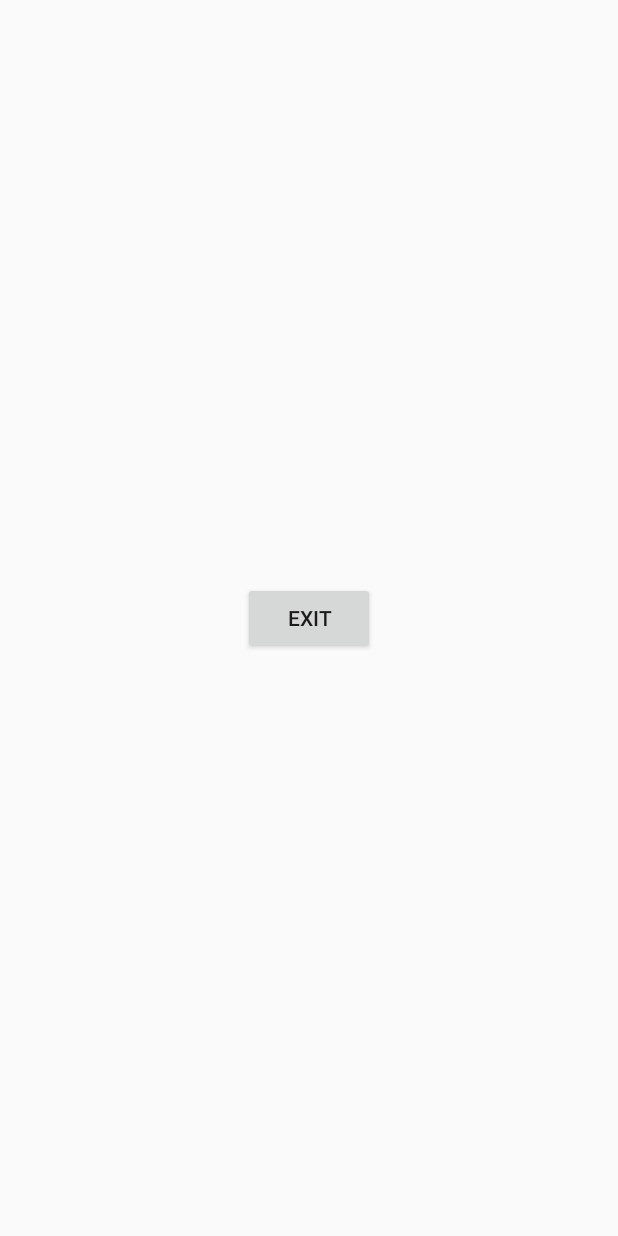
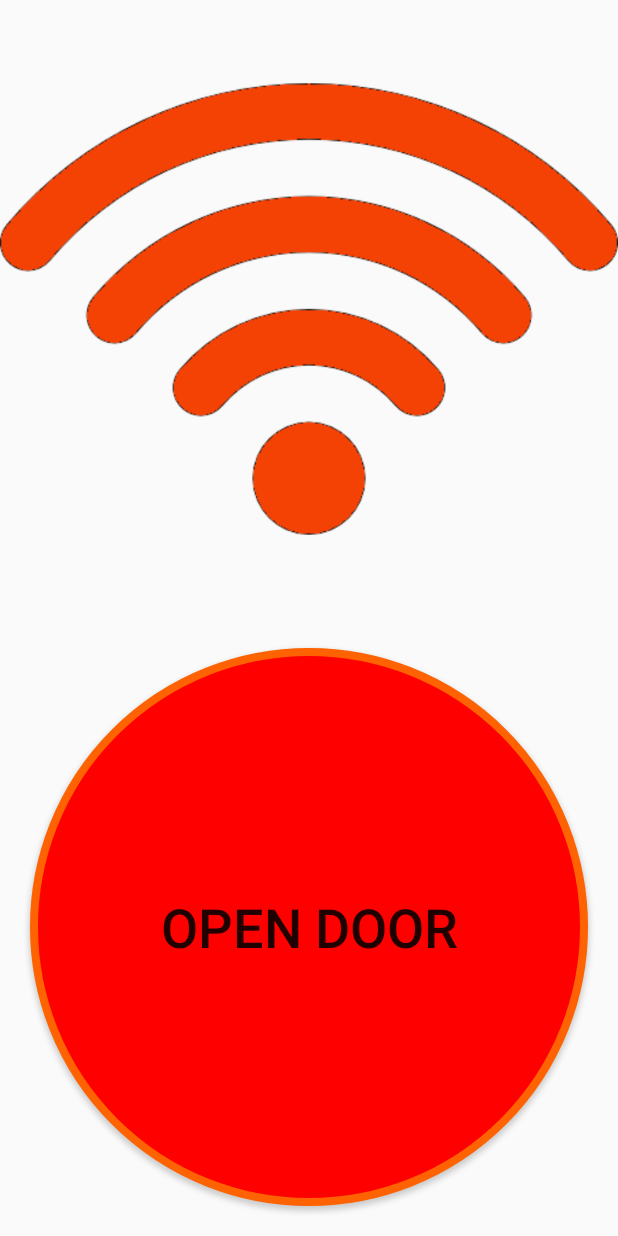
Before and after one commit to EthanShoe/WiFiConnect, an Android app: the layout activity_main.xml on its own in the app's theme, with its tools: preview values and no code run, on a phone screen of 412 x 824 dp. Run offline under Robolectric (Android 15) with nearby library versions, the phone set to English and light mode, and no system bars.

Commit message:
Added open door button and changed functionality for connecting to wifi

```diff
--- /dev/null
+++ b/app/src/main/res/drawable/round_button.xml
@@ -0,0 +1,10 @@
+<?xml version="1.0" encoding="utf-8"?>
+<selector xmlns:android="http://schemas.android.com/apk/res/android">
+    <item>
+        <shape android:shape="oval">
+            <stroke android:color="#ff6200" android:width="5dp" />
+            <solid android:color="#ff0000"/>
+            <size android:width="150dp" android:height="150dp"/>
+        </shape>
+    </item>
+</selector>
--- a/app/src/main/res/layout/activity_main.xml
+++ b/app/src/main/res/layout/activity_main.xml
@@ -1,19 +1,42 @@
 <?xml version="1.0" encoding="utf-8"?>
-<androidx.constraintlayout.widget.ConstraintLayout xmlns:android="http://schemas.android.com/apk/res/android"
+<LinearLayout xmlns:android="http://schemas.android.com/apk/res/android"
     xmlns:app="http://schemas.android.com/apk/res-auto"
     xmlns:tools="http://schemas.android.com/tools"
     android:layout_width="match_parent"
     android:layout_height="match_parent"
+    android:orientation="vertical"
     tools:context=".MainActivity">
 
-    <Button
-        android:id="@+id/exitButton"
-        android:layout_width="wrap_content"
-        android:layout_height="wrap_content"
-        android:onClick="exitButtonClick"
-        android:text="Exit"
-        app:layout_constraintBottom_toBottomOf="parent"
-        app:layout_constraintEnd_toEndOf="parent"
-        app:layout_constraintStart_toStartOf="parent"
-        app:layout_constraintTop_toTopOf="parent" />
-</androidx.constraintlayout.widget.ConstraintLayout>
+    <LinearLayout
+        android:layout_width="match_parent"
+        android:layout_height="0dp"
+        android:layout_weight="1"
+        android:orientation="vertical">
+
+        <ImageView
+            android:id="@+id/statusView"
+            android:layout_width="match_parent"
+            android:layout_height="match_parent"
+            app:srcCompat="@drawable/wifi_red" />
+
+    </LinearLayout>
+
+    <LinearLayout
+        android:layout_width="match_parent"
+        android:layout_height="0dp"
+        android:layout_weight="1"
+        android:orientation="vertical">
+
+        <Button
+            android:id="@+id/openDoor"
+            android:layout_width="match_parent"
+            android:layout_height="match_parent"
+            android:layout_margin="20dp"
+            android:background="@drawable/round_button"
+            android:onClick="OpenDoorClick"
+            android:text="Open Door"
+            android:textSize="36sp"
+            app:layout_constraintDimensionRatio="1:1" />
+    </LinearLayout>
+
+</LinearLayout>
```
Also changed, not shown: app/src/main/java/com/example/wificonnect/MainActivity.java (+44 -5 lines), app/src/main/res/drawable/wifi_green.png (added), app/src/main/res/drawable/wifi_red.png (added), app/src/main/res/drawable/wifi_yellow.png (added).
